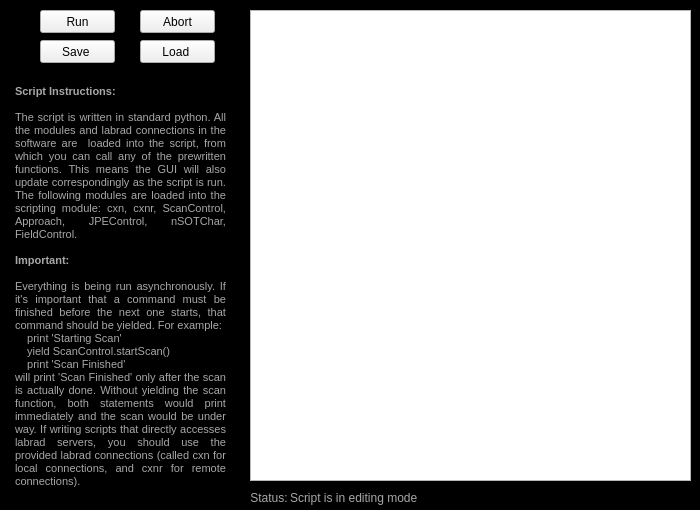
Qt form Scanner GUI/ScriptingModule/Scripting.ui (afylab/nanoSQUID-Scanning-Software) before a commit.
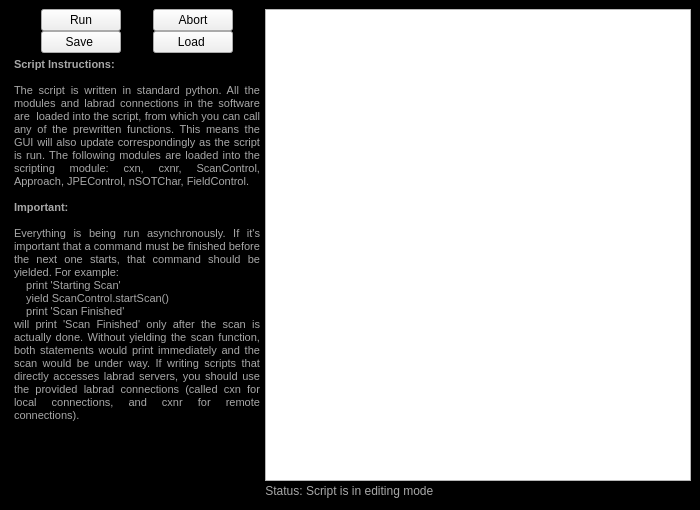
The same form after that commit. Icons and pictures are not drawn.

```diff
--- a/Scanner GUI/ScriptingModule/Scripting.ui
+++ b/Scanner GUI/ScriptingModule/Scripting.ui
@@ -18,14 +18,14 @@
   </property>
   <property name="minimumSize">
    <size>
-    <width>700</width>
-    <height>510</height>
+    <width>0</width>
+    <height>0</height>
    </size>
   </property>
   <property name="maximumSize">
    <size>
-    <width>700</width>
-    <height>510</height>
+    <width>9999</width>
+    <height>9999</height>
    </size>
   </property>
   <property name="windowTitle">
@@ -63,105 +63,92 @@
 }
 </string>
    </property>
-   <widget class="QPushButton" name="push_load">
-    <property name="geometry">
-     <rect>
-      <x>140</x>
-      <y>40</y>
-      <width>75</width>
-      <height>23</height>
-     </rect>
-    </property>
-    <property name="text">
-     <string>Load </string>
-    </property>
-   </widget>
+   <layout class="QGridLayout" name="gridLayout">
+    <item row="0" column="0">
+     <layout class="QHBoxLayout" name="horizontalLayout_2" stretch="0,1">
+      <property name="spacing">
+       <number>0</number>
+      </property>
+      <property name="leftMargin">
+       <number>0</number>
+      </property>
+      <property name="topMargin">
+       <number>0</number>
+      </property>
+      <item>
+       <layout class="QVBoxLayout" name="verticalLayout_2" stretch="0,0">
+        <item>
+         <layout class="QGridLayout" name="gridLayout_2">
+          <item row="1" column="0">
    <widget class="QPushButton" name="push_save">
-    <property name="geometry">
-     <rect>
-      <x>40</x>
-      <y>40</y>
-      <width>75</width>
-      <height>23</height>
-     </rect>
+            <property name="sizePolicy">
+             <sizepolicy hsizetype="Fixed" vsizetype="Fixed">
+              <horstretch>0</horstretch>
+              <verstretch>0</verstretch>
+             </sizepolicy>
     </property>
     <property name="text">
      <string>Save </string>
     </property>
    </widget>
-   <widget class="QPushButton" name="push_run">
-    <property name="geometry">
-     <rect>
-      <x>40</x>
-      <y>10</y>
-      <width>75</width>
-      <height>23</height>
-     </rect>
-    </property>
-    <property name="text">
-     <string>Run</string>
-    </property>
-   </widget>
+          </item>
+          <item row="0" column="1">
    <widget class="QPushButton" name="push_abort">
-    <property name="geometry">
-     <rect>
-      <x>140</x>
-      <y>10</y>
-      <width>75</width>
-      <height>23</height>
-     </rect>
+            <property name="sizePolicy">
+             <sizepolicy hsizetype="Fixed" vsizetype="Fixed">
+              <horstretch>0</horstretch>
+              <verstretch>0</verstretch>
+             </sizepolicy>
     </property>
     <property name="text">
      <string>Abort</string>
     </property>
    </widget>
-   <widget class="QLabel" name="label">
-    <property name="geometry">
-     <rect>
-      <x>240</x>
-      <y>490</y>
-      <width>51</width>
-      <height>16</height>
-     </rect>
+          </item>
+          <item row="1" column="1">
+           <widget class="QPushButton" name="push_load">
+            <property name="sizePolicy">
+             <sizepolicy hsizetype="Fixed" vsizetype="Fixed">
+              <horstretch>0</horstretch>
+              <verstretch>0</verstretch>
+             </sizepolicy>
     </property>
     <property name="text">
-     <string>Status: </string>
-    </property>
-    <property name="alignment">
-     <set>Qt::AlignRight|Qt::AlignTrailing|Qt::AlignVCenter</set>
-    </property>
-   </widget>
-   <widget class="QLabel" name="label_status">
-    <property name="geometry">
-     <rect>
-      <x>290</x>
-      <y>490</y>
-      <width>401</width>
-      <height>16</height>
-     </rect>
+             <string>Load </string>
+            </property>
+           </widget>
+          </item>
+          <item row="0" column="0">
+           <widget class="QPushButton" name="push_run">
+            <property name="sizePolicy">
+             <sizepolicy hsizetype="Fixed" vsizetype="Fixed">
+              <horstretch>0</horstretch>
+              <verstretch>0</verstretch>
+             </sizepolicy>
     </property>
     <property name="text">
-     <string>Script is in editing mode</string>
-    </property>
-   </widget>
-   <widget class="QPlainTextEdit" name="codeEditor">
-    <property name="geometry">
-     <rect>
-      <x>250</x>
-      <y>10</y>
-      <width>441</width>
-      <height>471</height>
-     </rect>
-    </property>
-   </widget>
+             <string>Run</string>
+            </property>
+           </widget>
+          </item>
+         </layout>
+        </item>
+        <item>
    <widget class="QTextEdit" name="textEdit">
-    <property name="geometry">
-     <rect>
-      <x>10</x>
-      <y>80</y>
-      <width>221</width>
-      <height>421</height>
-     </rect>
+          <property name="enabled">
+           <bool>true</bool>
+          </property>
+          <property name="sizePolicy">
+           <sizepolicy hsizetype="Fixed" vsizetype="Expanding">
+            <horstretch>0</horstretch>
+            <verstretch>0</verstretch>
+           </sizepolicy>
+          </property>
+          <property name="minimumSize">
+           <size>
+            <width>0</width>
+            <height>0</height>
+           </size>
     </property>
     <property name="readOnly">
      <bool>true</bool>
@@ -184,6 +171,65 @@
 &lt;p align=&quot;justify&quot; style=&quot; margin-top:0px; margin-bottom:0px; margin-left:0px; margin-right:0px; -qt-block-indent:0; text-indent:0px;&quot;&gt;&lt;span style=&quot; font-size:8pt;&quot;&gt;will print 'Scan Finished' only after the scan is actually done. Without yielding the scan function, both statements would print immediately and the scan would be under way. If writing scripts that directly accesses labrad servers, you should use the provided labrad connections (called cxn for local connections, and cxnr for remote connections).&lt;/span&gt;&lt;/p&gt;&lt;/body&gt;&lt;/html&gt;</string>
     </property>
    </widget>
+        </item>
+       </layout>
+      </item>
+      <item>
+       <layout class="QVBoxLayout" name="verticalLayout">
+        <property name="spacing">
+         <number>0</number>
+        </property>
+        <item>
+         <widget class="QPlainTextEdit" name="codeEditor"/>
+        </item>
+        <item>
+         <layout class="QHBoxLayout" name="horizontalLayout">
+          <item>
+           <widget class="QLabel" name="label">
+            <property name="text">
+             <string>Status: </string>
+            </property>
+            <property name="alignment">
+             <set>Qt::AlignRight|Qt::AlignTrailing|Qt::AlignVCenter</set>
+            </property>
+           </widget>
+          </item>
+          <item>
+           <widget class="QLabel" name="label_status">
+            <property name="sizePolicy">
+             <sizepolicy hsizetype="Minimum" vsizetype="Fixed">
+              <horstretch>0</horstretch>
+              <verstretch>0</verstretch>
+             </sizepolicy>
+            </property>
+            <property name="toolTip">
+             <string>&lt;html&gt;&lt;head/&gt;&lt;body&gt;&lt;p&gt;&lt;img src=&quot;:/nSOTScanner/Pictures/SQUIDRotated.png&quot;/&gt;&lt;/p&gt;&lt;/body&gt;&lt;/html&gt;</string>
+            </property>
+            <property name="text">
+             <string>Script is in editing mode</string>
+            </property>
+           </widget>
+          </item>
+          <item>
+           <spacer name="horizontalSpacer">
+            <property name="orientation">
+             <enum>Qt::Horizontal</enum>
+            </property>
+            <property name="sizeHint" stdset="0">
+             <size>
+              <width>40</width>
+              <height>20</height>
+             </size>
+            </property>
+           </spacer>
+          </item>
+         </layout>
+        </item>
+       </layout>
+      </item>
+     </layout>
+    </item>
+   </layout>
   </widget>
  </widget>
  <resources>
```
Lines whose indentation alone changed are shown as unchanged.
